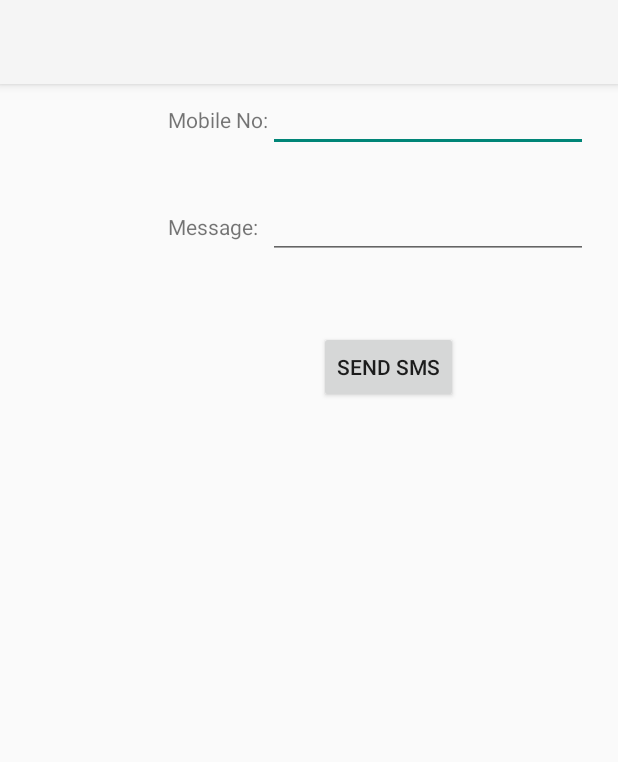
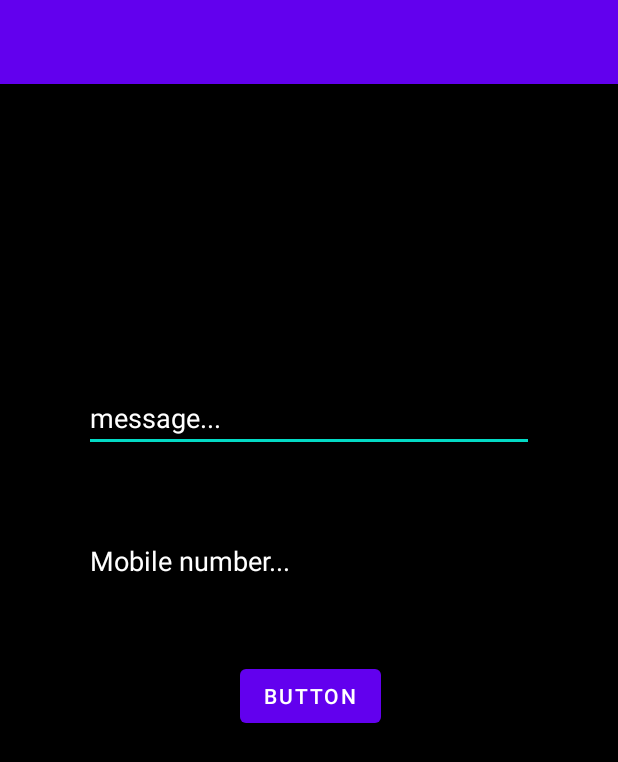
Before and after one commit to KamalDGRT/Sem7-Lab, an Android app: the screen it shows after launch (MainActivity), on a phone screen of 412 x 824 dp. Shown: the top 762 px of the screen. Run offline under Robolectric (Android 15) with nearby library versions, the phone set to English and light mode, and no system bars.

Commit message:
try: sms code in phone, failed.

```diff
--- a/MAD/Ex_06_SMS/app/src/main/AndroidManifest.xml
+++ b/MAD/Ex_06_SMS/app/src/main/AndroidManifest.xml
@@ -1,23 +1,15 @@
 <?xml version="1.0" encoding="utf-8"?>
 <manifest xmlns:android="http://schemas.android.com/apk/res/android"
-    package="com.example.ex06"
-    android:versionCode="1"
-    android:versionName="1.0" >
-
-    <uses-sdk
-        android:minSdkVersion="8"
-        android:targetSdkVersion="17" />
-    <uses-permission android:name="android.permission.SEND_SMS"/>
-    <uses-permission android:name="android.permission.RECEIVE_SMS"/>
+    package="com.example.ex06">
 
     <application
         android:allowBackup="true"
-        android:icon="@drawable/ic_launcher"
+        android:icon="@mipmap/ic_launcher"
         android:label="@string/app_name"
-        android:theme="@style/AppTheme" >
-        <activity
-            android:name="com.example.ex06.MainActivity"
-            android:label="@string/app_name" >
+        android:roundIcon="@mipmap/ic_launcher_round"
+        android:supportsRtl="true"
+        android:theme="@style/Theme.EX06">
+        <activity android:name=".MainActivity">
             <intent-filter>
                 <action android:name="android.intent.action.MAIN" />
 
@@ -26,5 +18,4 @@
         </activity>
     </application>
 
-
 </manifest>
--- a/MAD/Ex_06_SMS/app/src/main/res/layout/activity_main.xml
+++ b/MAD/Ex_06_SMS/app/src/main/res/layout/activity_main.xml
@@ -1,54 +1,45 @@
+<?xml version="1.0" encoding="utf-8"?>
 <RelativeLayout xmlns:android="http://schemas.android.com/apk/res/android"
+    xmlns:app="http://schemas.android.com/apk/res-auto"
     xmlns:tools="http://schemas.android.com/tools"
     android:layout_width="match_parent"
     android:layout_height="match_parent"
-    tools:context=".MainActivity" >
+    android:background="@color/black"
+    tools:context=".MainActivity">
 
     <EditText
-        android:id="@+id/editText1"
+        android:layout_width="300dp"
+        android:layout_height="wrap_content"
+        android:id="@+id/message"
+        android:layout_centerHorizontal="true"
+        android:layout_marginTop="200dp"
+        android:text="message..."
+        android:textColor="#FFFFFF"
+        />
+
+    <EditText
+        android:layout_width="300dp"
+        android:layout_height="wrap_content"
+        android:id="@+id/mobile_number"
+        android:layout_centerHorizontal="true"
+        android:layout_below="@+id/message"
+        android:layout_marginTop="50dp"
+        android:text="Mobile number..."
+        android:textColor="#FFFFFF"
+        />
+
+    <Button
+        android:id="@+id/button"
         android:layout_width="wrap_content"
         android:layout_height="wrap_content"
-        android:layout_alignParentRight="true"
-        android:layout_alignParentTop="true"
-        android:layout_marginRight="20dp"
-        android:ems="10" />
-
-    <EditText
-        android:id="@+id/editText2"
-        android:layout_width="wrap_content"
-        android:layout_height="wrap_content"
-        android:layout_alignLeft="@+id/editText1"
-        android:layout_below="@+id/editText1"
-        android:layout_marginTop="26dp"
-        android:ems="10"
-        android:inputType="textMultiLine" />
-
-    <TextView
-        android:id="@+id/textView1"
-        android:layout_width="wrap_content"
-        android:layout_height="wrap_content"
-        android:layout_alignBaseline="@+id/editText1"
-        android:layout_alignBottom="@+id/editText1"
-        android:layout_toLeftOf="@+id/editText1"
-        android:text="Mobile No:" />
-
-    <TextView
-        android:id="@+id/textView2"
-        android:layout_width="wrap_content"
-        android:layout_height="wrap_content"
-        android:layout_alignBaseline="@+id/editText2"
-        android:layout_alignBottom="@+id/editText2"
-        android:layout_alignLeft="@+id/textView1"
-        android:text="Message:" />
-
-    <Button
-        android:id="@+id/button1"
-        android:layout_width="wrap_content"
-        android:layout_height="wrap_content"
-        android:layout_alignLeft="@+id/editText2"
-        android:layout_below="@+id/editText2"
-        android:layout_marginLeft="34dp"
-        android:layout_marginTop="48dp"
-        android:text="Send SMS" />
+        android:layout_alignBottom="@+id/mobile_number"
+        android:layout_alignParentStart="true"
+        android:layout_alignParentEnd="true"
+        android:layout_marginStart="160dp"
+        android:layout_marginEnd="158dp"
+        android:layout_marginBottom="-91dp"
+        android:text="Button"
+        android:onClick="onSend"
+        />
 
 </RelativeLayout>
```
Also changed, not shown: 4 other files.
